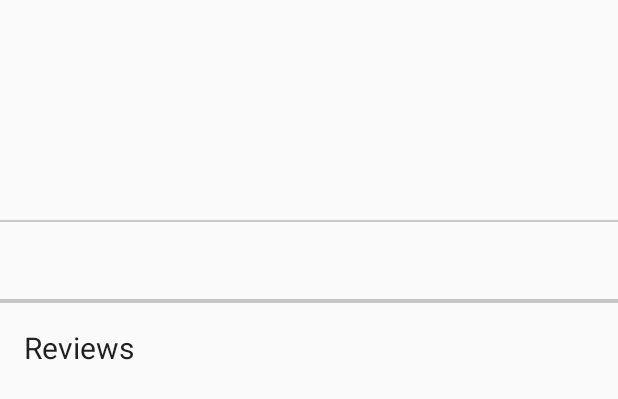
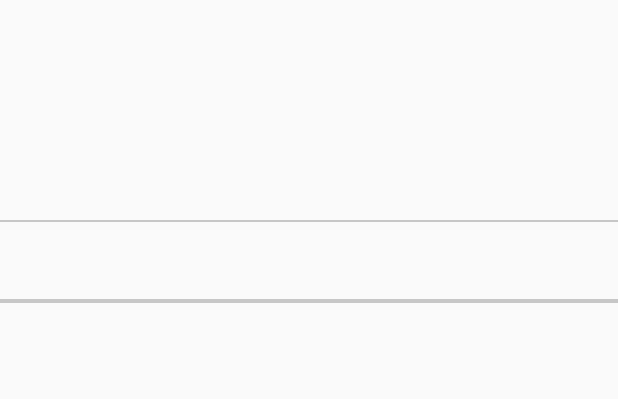
Before and after one commit to ashwinath/Android_Popular_Movies_App, an Android app: the layout fragment_detail.xml on its own in the app's theme, with its tools: preview values and no code run, on a phone screen of 412 x 824 dp. Shown: the top 399 px of the screen. Run offline under Robolectric (Android 15) with nearby library versions, the phone set to English and light mode, and no system bars.

Commit message:
Review text will not appear if there are no reviews

```diff
--- a/app/src/main/java/com/example/ashwin/popularmovies/DetailFragment.java
+++ b/app/src/main/java/com/example/ashwin/popularmovies/DetailFragment.java
@@ -55,6 +55,7 @@ public class DetailFragment extends Fragment implements LoaderCallbacks<Cursor>,
     private TextView ratingView;
     private TextView genresView;
     private TextView overviewView;
+    private TextView reviewHeaderView;
     private NonScrollListView youtubeLinkListView;
     private NonScrollListView listView;
 
@@ -108,7 +109,7 @@ public class DetailFragment extends Fragment implements LoaderCallbacks<Cursor>,
         overviewView = (TextView) rootView.findViewById(R.id.overview_text);
         youtubeLinkListView = (NonScrollListView) rootView.findViewById(R.id.youtube_button_list);
         listView = (NonScrollListView) rootView.findViewById(R.id.review_view_custom);
-
+        reviewHeaderView = (TextView) rootView.findViewById(R.id.review_header);
 
         return rootView;
     }
@@ -119,6 +120,8 @@ public class DetailFragment extends Fragment implements LoaderCallbacks<Cursor>,
     @Override
     public void reviewProcessFinish(String[] output) {
         List<String> list = new ArrayList<>(Arrays.asList(output));
+        if (!list.isEmpty())
+            reviewHeaderView.setText("Reviews");
         mReviewAdapter = new ArrayAdapter<String>(getContext(),R.layout.review_text_view,
                 R.id.review_textview,list);
         listView.setAdapter(mReviewAdapter);
--- a/app/src/main/res/layout/fragment_detail.xml
+++ b/app/src/main/res/layout/fragment_detail.xml
@@ -121,7 +121,7 @@
             android:paddingLeft="16dp"
             android:paddingRight="16dp"
             android:textSize="@dimen/text_size_xlarge"
-            android:text="Reviews"
+            android:id="@+id/review_header"
             android:textColor="@color/text_header"
             android:layout_width="wrap_content"
             android:layout_height="wrap_content" />
```
